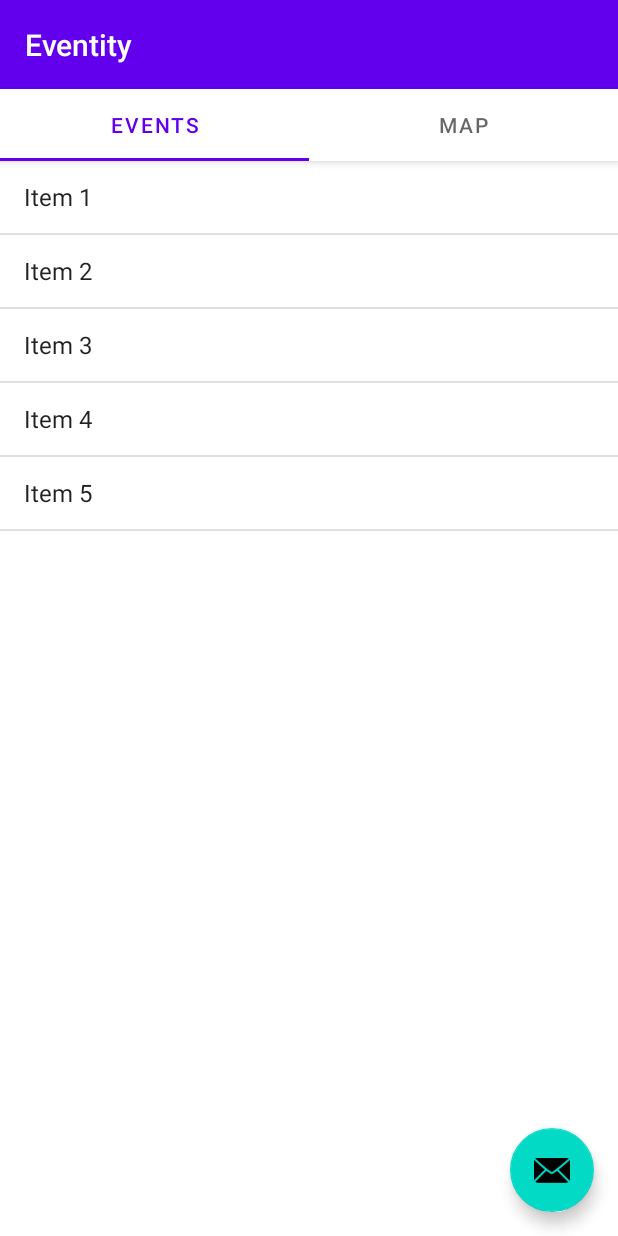
After one commit to xristos-avgerinos/Eventity, an Android app: the EventsTabbedActivity screen opened directly, with no data from a screen before it, on a phone screen of 412 x 824 dp. The commit adds this screen. Run offline under Robolectric (Android 15) with nearby library versions, the phone set to English and light mode, and no system bars; libraries missing offline, so code that uses them is left out: com.google.maps.android; Roboto replaces fonts that are not available here.

Commit message:
tabbed activity

```diff
--- /dev/null
+++ b/app/src/main/java/com/unipi/chrisavg/eventity/EventsTabbedActivity.java
@@ -0,0 +1,60 @@
+package com.unipi.chrisavg.eventity;
+import android.os.Bundle;
+
+import androidx.annotation.NonNull;
+import androidx.annotation.Nullable;
+import androidx.appcompat.app.AppCompatActivity;
+import androidx.fragment.app.Fragment;
+import androidx.fragment.app.FragmentPagerAdapter;
+import androidx.viewpager.widget.ViewPager;
+import com.google.android.material.tabs.TabLayout;
+import com.unipi.chrisavg.eventity.ui.EventsSearch.Tab1Fragment;
+import com.unipi.chrisavg.eventity.ui.EventsSearch.Tab2Fragment;
+
+
+public class EventsTabbedActivity extends AppCompatActivity {
+
+    @Override
+    protected void onCreate(Bundle savedInstanceState) {
+        super.onCreate(savedInstanceState);
+        setContentView(R.layout.activity_events_tabbed);
+
+        ViewPager viewPager = findViewById(R.id.view_pager);
+        TabLayout tabLayout = findViewById(R.id.tabs);
+
+        viewPager.setAdapter(new FragmentPagerAdapter(getSupportFragmentManager()) {
+            @NonNull
+            @Override
+            public Fragment getItem(int position) {
+                switch (position) {
+                    case 0:
+                        return new Tab1Fragment();
+                    case 1:
+                        return new Tab2Fragment();
+                    default:
+                        return null;
+                }
+            }
+
+            @Override
+            public int getCount() {
+                return 2;
+            }
+
+            @Nullable
+            @Override
+            public CharSequence getPageTitle(int position) {
+                switch (position) {
+                    case 0:
+                        return "Events";
+                    case 1:
+                        return "Map";
+                    default:
+                        return null;
+                }
+            }
+        });
+
+        tabLayout.setupWithViewPager(viewPager);
+    }
+}
--- a/app/src/main/java/com/unipi/chrisavg/eventity/MainActivity.java
+++ b/app/src/main/java/com/unipi/chrisavg/eventity/MainActivity.java
@@ -401,7 +401,7 @@ public class MainActivity extends AppCompatActivity  implements SlideToActView.O
     @Override
     public void onSlideComplete(SlideToActView slideToActView) {
         // Sliding action completed, start the new activity
-        Intent intent = new Intent(MainActivity.this, EventsSearchActivity.class);
+        Intent intent = new Intent(MainActivity.this, EventsTabbedActivity.class);
         startActivity(intent);
     }
 
--- /dev/null
+++ b/app/src/main/java/com/unipi/chrisavg/eventity/ui/EventsSearch/Tab1Fragment.java
@@ -0,0 +1,31 @@
+package com.unipi.chrisavg.eventity.ui.EventsSearch;
+
+import android.os.Bundle;
+import android.view.LayoutInflater;
+import android.view.View;
+import android.view.ViewGroup;
+import android.widget.ArrayAdapter;
+import android.widget.ListView;
+
+import androidx.annotation.NonNull;
+import androidx.annotation.Nullable;
+import androidx.fragment.app.Fragment;
+
+import com.unipi.chrisavg.eventity.R;
+
+public class Tab1Fragment extends Fragment {
+    private ListView listView;
+    private String[] data = {"Item 1", "Item 2", "Item 3", "Item 4", "Item 5"};
+
+    @Nullable
+    @Override
+    public View onCreateView(@NonNull LayoutInflater inflater, @Nullable ViewGroup container, @Nullable Bundle savedInstanceState) {
+        View view = inflater.inflate(R.layout.fragment_tab1, container, false);
+
+        listView = view.findViewById(R.id.listView);
+        ArrayAdapter<String> adapter = new ArrayAdapter<>(requireContext(), android.R.layout.simple_list_item_1, data);
+        listView.setAdapter(adapter);
+
+        return view;
+    }
+}
--- /dev/null
+++ b/app/src/main/java/com/unipi/chrisavg/eventity/ui/EventsSearch/Tab2Fragment.java
@@ -0,0 +1,249 @@
+package com.unipi.chrisavg.eventity.ui.EventsSearch;
+
+import android.Manifest;
+import android.app.AlertDialog;
+import android.content.Context;
+import android.content.pm.PackageManager;
+import android.graphics.Color;
+import android.location.Location;
+import android.os.Bundle;
+import android.view.LayoutInflater;
+import android.view.View;
+import android.view.ViewGroup;
+import android.widget.ArrayAdapter;
+import android.widget.ListView;
+
+import androidx.annotation.NonNull;
+import androidx.annotation.Nullable;
+import androidx.appcompat.widget.SearchView;
+import androidx.core.app.ActivityCompat;
+import androidx.core.content.ContextCompat;
+import androidx.fragment.app.Fragment;
+
+import com.google.android.gms.location.FusedLocationProviderClient;
+import com.google.android.gms.location.LocationServices;
+import com.google.android.gms.maps.CameraUpdate;
+import com.google.android.gms.maps.CameraUpdateFactory;
+import com.google.android.gms.maps.GoogleMap;
+import com.google.android.gms.maps.MapFragment;
+import com.google.android.gms.maps.OnMapReadyCallback;
+import com.google.android.gms.maps.SupportMapFragment;
+import com.google.android.gms.maps.model.CircleOptions;
+import com.google.android.gms.maps.model.LatLng;
+import com.google.android.gms.maps.model.Marker;
+import com.google.android.gms.maps.model.MarkerOptions;
+import com.google.android.gms.tasks.OnSuccessListener;
+import com.google.maps.android.clustering.ClusterManager;
+import com.unipi.chrisavg.eventity.BuildConfig;
+import com.unipi.chrisavg.eventity.FetchData;
+import com.unipi.chrisavg.eventity.MapsActivity;
+import com.unipi.chrisavg.eventity.R;
+import com.unipi.chrisavg.eventity.databinding.ActivityMapsBinding;
+
+
+public class Tab2Fragment extends Fragment implements OnMapReadyCallback {
+
+    private GoogleMap mMap;
+    private ActivityMapsBinding binding;
+    private FusedLocationProviderClient fusedLocationClient;
+    private static final int REQUEST_LOCATION_PERMISSION = 1;
+
+    double latitude;
+    double longitude;
+    SearchView searchView;
+
+    ClusterManager clusterManager;
+
+    @Nullable
+    @Override
+    public View onCreateView(@NonNull LayoutInflater inflater, @Nullable ViewGroup container, @Nullable Bundle savedInstanceState) {
+        View view = inflater.inflate(R.layout.fragment_tab2, container, false);
+
+
+        // Obtain the SupportMapFragment and get notified when the map is ready to be used.
+        SupportMapFragment mapFragment = (SupportMapFragment) getChildFragmentManager().findFragmentById(R.id.map_fragment);
+        if (mapFragment != null) {
+            mapFragment.getMapAsync(this);
+        }
+        fusedLocationClient = LocationServices.getFusedLocationProviderClient(getContext());
+
+        // initializing our search view.
+        searchView =view.findViewById(R.id.idSearchView);
+
+        // adding on query listener for our search view.
+        searchView.setOnQueryTextListener(new SearchView.OnQueryTextListener() {
+            @Override
+            public boolean onQueryTextSubmit(String query) {
+                // on below line we are getting the
+                // location name from search view.
+                String search = searchView.getQuery().toString();
+                StringBuilder sb = new StringBuilder("https://maps.googleapis.com/maps/api/place/nearbysearch/json?");
+                sb.append("location="+ latitude + "," + longitude);
+                sb.append("&radius=10000");
+                sb.append("&types="+ search);//types=hospital|health
+                sb.append("&sensor=true");
+                sb.append("&key=" + BuildConfig.MAPS_API_KEY);
+
+                String url=sb.toString();
+                Object dataFetch[] = new Object[2];
+                dataFetch[0] = mMap;
+                dataFetch[1] = url;
+                FetchData fetchData = new FetchData();
+                fetchData.execute(dataFetch);
+
+                float currentZoom =mMap.getCameraPosition().zoom; // Get the current zoom level
+                float newZoom = currentZoom / 1.3f; // Calculate the new zoom level by dividing the current zoom by 1.3
+                CameraUpdate zoomOut = CameraUpdateFactory.zoomTo(newZoom); // Create a CameraUpdate object with the new zoom level
+                mMap.animateCamera(zoomOut,2000,null); // Animate the camera to the new zoom leVEL
+
+                return false;
+            }
+
+            @Override
+            public boolean onQueryTextChange(String newText) {
+                return false;
+            }
+        });
+
+        return view;
+    }
+
+    /**
+     * Manipulates the map once available.
+     * This callback is triggered when the map is ready to be used.
+     * This is where we can add markers or lines, add listeners or move the camera. In this case,
+     * we just add a marker near Sydney, Australia.
+     * If Google Play services is not installed on the device, the user will be prompted to install
+     * it inside the SupportMapFragment. This method will only be triggered once the user has
+     * installed Google Play services and returned to the app.
+     */
+    @Override
+    public void onMapReady(GoogleMap googleMap) {
+        mMap = googleMap;
+
+        // Add a marker in Sydney and move the camera
+        LatLng sydney = new LatLng(-34, 151);
+        LatLng salamina = new LatLng(37.955476, 23.623648);
+
+        // mMap.addMarker(new MarkerOptions().position(sydney).title("Marker in Sydney "));
+        // mMap.addMarker(new MarkerOptions().position(salamina).title("Marker in aianteio salamina").snippet("https://www.google.com/"));
+        //mMap.moveCamera(CameraUpdateFactory.newLatLng(salamina));
+
+
+        mMap.setOnInfoWindowClickListener(new GoogleMap.OnInfoWindowClickListener() {
+            @Override
+            public void onInfoWindowClick(@NonNull Marker marker) {
+                // Show a dialog box with more information about the location
+                AlertDialog.Builder builder = new AlertDialog.Builder(getContext());
+                builder.setTitle(marker.getTitle());
+                builder.setMessage(marker.getSnippet());
+                builder.setPositiveButton("OK", null);
+                builder.show();
+            }
+        });
+        mMap.setOnMarkerClickListener(new GoogleMap.OnMarkerClickListener() {
+            @Override
+            public boolean onMarkerClick(@NonNull Marker marker) {
+
+                CameraUpdate cameraUpdate = CameraUpdateFactory.newLatLngZoom(marker.getPosition(), 13);
+                // Move the camera to the marker position
+                mMap.animateCamera(cameraUpdate,2000,null);
+                marker.showInfoWindow();
+                return true;
+            }
+        });
+        //mMap.setMapType(GoogleMap.MAP_TYPE_HYBRID);
+        mMap.addCircle(new CircleOptions().center(new LatLng(38.026064, 23.930915)).radius(6000)  // radius of the circle, in meters
+                .strokeWidth(2)  // width of the circle's stroke
+                .strokeColor(Color.RED)  // color of the circle's stroke
+                .fillColor(Color.argb(70, 255, 0, 0)));  // color of the circle's fill);
+
+
+        // Enable my location button and show my location
+        if (ContextCompat.checkSelfPermission(getContext(), android.Manifest.permission.ACCESS_FINE_LOCATION) == PackageManager.PERMISSION_GRANTED) {
+            mMap.setMyLocationEnabled(true);
+            mMap.getUiSettings().setMyLocationButtonEnabled(true);
+        } else {
+            // Request permission to access the user's location
+            ActivityCompat.requestPermissions(getActivity(), new String[]{Manifest.permission.ACCESS_FINE_LOCATION}, 1);
+        }
+
+        getCurrentLocation();
+
+
+
+       /*clusterManager = new ClusterManager<MyItem>(this,mMap);
+        // Set some lat/lng coordinates to start with.
+        double lat = 51.5145160;
+        double lng = -0.1270060;
+
+        // Add ten cluster items in close proximity, for purposes of this example.
+        for (int i = 0; i < 10; i++) {
+            double offset = i / 60d;
+            lat = lat + offset;
+            lng = lng + offset;
+            MyItem offsetItem = new MyItem(lat, lng, "Title " + i, "Snippet " + i);
+            clusterManager.addItem(offsetItem);
+        }
+
+        mMap.setOnMarkerClickListener(clusterManager);
+        mMap.moveCamera(CameraUpdateFactory.newLatLngZoom(new LatLng(51.5145160,-0.1270060),13));
+        mMap.setOnCameraIdleListener(clusterManager);*/
+
+
+        mMap.getUiSettings().setZoomControlsEnabled(true);
+        mMap.getUiSettings().setMyLocationButtonEnabled(true);
+        // clusterManager.setAnimation(false);
+
+
+    }
+
+    private void requestLocationPermission() {
+        if (ContextCompat.checkSelfPermission(getContext(),
+                Manifest.permission.ACCESS_FINE_LOCATION) != PackageManager.PERMISSION_GRANTED) {
+            ActivityCompat.requestPermissions(getActivity(),
+                    new String[]{Manifest.permission.ACCESS_FINE_LOCATION},
+                    REQUEST_LOCATION_PERMISSION);
+        }
+    }
+
+    private void getCurrentLocation() {
+        if (ContextCompat.checkSelfPermission(getContext(),
+                Manifest.permission.ACCESS_FINE_LOCATION) == PackageManager.PERMISSION_GRANTED) {
+
+            fusedLocationClient.getLastLocation().addOnSuccessListener(getActivity(), new OnSuccessListener<Location>() {
+                @Override
+                public void onSuccess(Location location) {
+                    if (location != null) {
+                        latitude = location.getLatitude();
+                        longitude = location.getLongitude();
+
+
+                        LatLng LatLng  = new LatLng(latitude,longitude);
+                        mMap.addMarker(new MarkerOptions().position(LatLng).title("Current Location"));
+                        mMap.moveCamera(CameraUpdateFactory.newLatLng(LatLng));
+                        mMap.moveCamera(CameraUpdateFactory.newLatLngZoom(LatLng,15));
+
+
+                    }
+                }
+            });
+
+        } else {
+            requestLocationPermission();
+        }
+    }
+
+    @Override
+    public void onRequestPermissionsResult(int requestCode, @NonNull String[] permissions, @NonNull int[] grantResults) {
+        super.onRequestPermissionsResult(requestCode, permissions, grantResults);
+        switch (requestCode) {
+
+            case REQUEST_LOCATION_PERMISSION:
+                if (grantResults.length > 0 && grantResults[0] == PackageManager.PERMISSION_GRANTED) {
+                    getCurrentLocation();
+                }
+        }
+
+    }
+}
--- /dev/null
+++ b/app/src/main/res/layout/activity_events_tabbed.xml
@@ -0,0 +1,44 @@
+<?xml version="1.0" encoding="utf-8"?>
+<androidx.coordinatorlayout.widget.CoordinatorLayout xmlns:android="http://schemas.android.com/apk/res/android"
+    xmlns:app="http://schemas.android.com/apk/res-auto"
+    xmlns:tools="http://schemas.android.com/tools"
+    android:layout_width="match_parent"
+    android:layout_height="match_parent"
+    tools:context=".EventsTabbedActivity">
+
+    <com.google.android.material.appbar.AppBarLayout
+        android:layout_width="match_parent"
+        android:layout_height="wrap_content"
+        android:theme="@style/Theme.Eventity.AppBarOverlay">
+
+        <TextView
+            android:id="@+id/title"
+            android:layout_width="wrap_content"
+            android:layout_height="wrap_content"
+            android:gravity="center"
+            android:minHeight="?actionBarSize"
+            android:padding="@dimen/appbar_padding"
+            android:text="@string/app_name"
+            android:textAppearance="@style/TextAppearance.Widget.AppCompat.Toolbar.Title" />
+
+        <com.google.android.material.tabs.TabLayout
+            android:id="@+id/tabs"
+            android:layout_width="match_parent"
+            android:layout_height="wrap_content" />
+    </com.google.android.material.appbar.AppBarLayout>
+
+    <androidx.viewpager.widget.ViewPager
+        android:id="@+id/view_pager"
+        android:layout_width="match_parent"
+        android:layout_height="match_parent"
+        app:layout_behavior="@string/appbar_scrolling_view_behavior" />
+
+    <com.google.android.material.floatingactionbutton.FloatingActionButton
+        android:id="@+id/fab"
+        android:layout_width="wrap_content"
+        android:layout_height="wrap_content"
+        android:layout_gravity="bottom|end"
+        android:layout_marginEnd="@dimen/fab_margin"
+        android:layout_marginBottom="16dp"
+        app:srcCompat="@android:drawable/ic_dialog_email" />
+</androidx.coordinatorlayout.widget.CoordinatorLayout>
--- /dev/null
+++ b/app/src/main/res/layout/fragment_tab1.xml
@@ -0,0 +1,13 @@
+<?xml version="1.0" encoding="utf-8"?>
+<androidx.constraintlayout.widget.ConstraintLayout xmlns:android="http://schemas.android.com/apk/res/android"
+    xmlns:app="http://schemas.android.com/apk/res-auto"
+    xmlns:tools="http://schemas.android.com/tools"
+    android:id="@+id/constraintLayout"
+    android:layout_width="match_parent"
+    android:layout_height="match_parent">
+
+    <ListView
+        android:id="@+id/listView"
+        android:layout_width="match_parent"
+        android:layout_height="match_parent" />
+</androidx.constraintlayout.widget.ConstraintLayout>
--- /dev/null
+++ b/app/src/main/res/values-w820dp/dimens.xml
@@ -0,0 +1,6 @@
+<resources>
+    <!-- Example customization of dimensions originally defined in res/values/dimens.xml
+         (such as screen margins) for screens with more than 820dp of available width. This
+         would include 7" and 10" devices in landscape (~960dp and ~1280dp respectively). -->
+    <dimen name="activity_horizontal_margin">64dp</dimen>
+</resources>
--- a/app/src/main/res/values/dimens.xml
+++ b/app/src/main/res/values/dimens.xml
@@ -5,4 +5,6 @@
     <dimen name="nav_header_vertical_spacing">8dp</dimen>
     <dimen name="nav_header_height">176dp</dimen>
     <dimen name="fab_margin">16dp</dimen>
+    <dimen name="appbar_padding">16dp</dimen>
+    <dimen name="appbar_padding_top">8dp</dimen>
 </resources>
--- a/app/src/main/res/values/strings.xml
+++ b/app/src/main/res/values/strings.xml
@@ -57,5 +57,8 @@
     <string name="menu_home">Home</string>
     <string name="menu_tickets">Tickets</string>
     <string name="menu_settings">Settings</string>
+    <string name="title_activity_events_tabbed">EventsTabbedActivity</string>
+    <string name="tab_text_1">Tab 1</string>
+    <string name="tab_text_2">Tab 2</string>
 
 </resources>
```
Also changed, not shown: app/src/main/AndroidManifest.xml (+9 -0 lines), app/src/main/res/layout/fragment_tab2.xml (added, +27 -0 lines).
